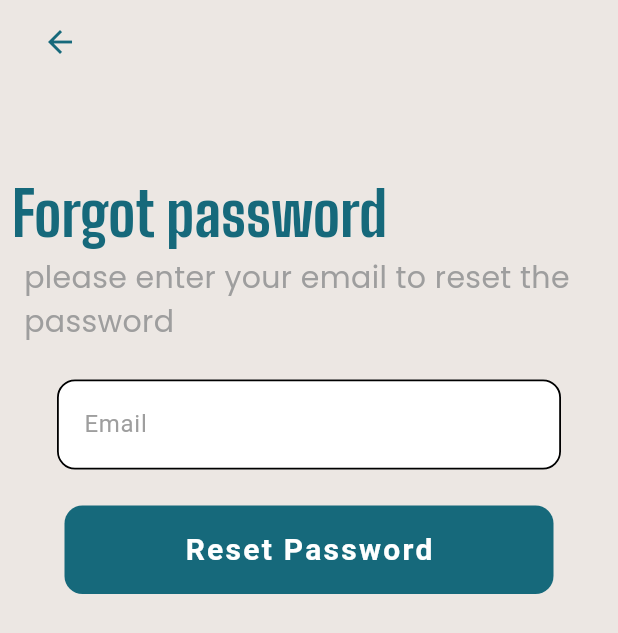
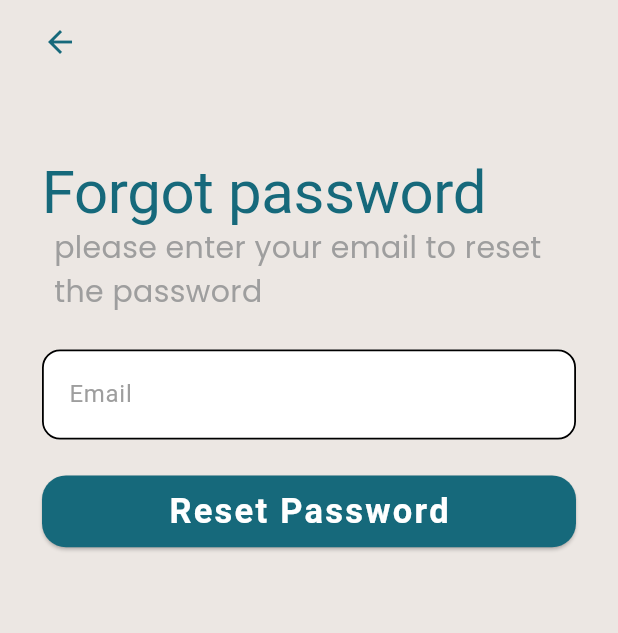
Before and after one commit to nhahub/NHA-229, a Flutter app: the ForgetPasswordEmailScreen screen opened directly, on a phone screen of 412 x 824 dp. Shown: the top 633 px of the screen. Run offline on Flutter 3.47's test engine with Material 3 defaults, Android fonts, the phone set to English and light mode, and no system bars; our stand-ins replace flutter_bloc, flutter_screenutil, flutter_svg, google_fonts, pinput.

Commit message:
Made modifications on custom button and field. And made code formating

```diff
--- a/lib/features/auth/forgot_password/screens/forget_password_email_screen.dart
+++ b/lib/features/auth/forgot_password/screens/forget_password_email_screen.dart
@@ -1,5 +1,5 @@
 import 'package:flutter/material.dart';
-import 'package:mostawak/features/auth/login/widgets/custom_textfield.dart';
+import '../../login/widgets/custom_textfield.dart';
 import '../../login/widgets/custom_button.dart';
 import 'otp_screen.dart';
 
@@ -25,22 +25,17 @@ class ForgetPasswordEmailScreen extends StatelessWidget {
       body: SafeArea(
         child: SingleChildScrollView(
           child: Padding(
-            padding: const EdgeInsets.all(8.0),
+            padding: const EdgeInsets.symmetric(horizontal: 28.0),
             child: Column(
               mainAxisAlignment: MainAxisAlignment.start,
               children: [
                 const SizedBox(height: 50),
-                const Align(
+                Align(
                   alignment: AlignmentDirectional.centerStart,
                   child: Text(
                     textAlign: TextAlign.start,
                     "Forgot password",
-                    style: TextStyle(
-                      color: Color(0xFF16697B),
-                      fontWeight: FontWeight.w400,
-                      fontSize: 40,
-                      fontFamily: "BigShoulders",
-                    ),
+                    style: Theme.of(context).textTheme.displayLarge,
                   ),
                 ),
                 const Padding(
@@ -59,6 +54,7 @@ class ForgetPasswordEmailScreen extends StatelessWidget {
                   key: _formKey,
                   child: CustomTextFormField(
                     controller: emailController,
+                    hPadding: false,
                     validator: (value) {
                       if (value == null || value.isEmpty) {
                         return 'Please enter your email';
@@ -74,6 +70,7 @@ class ForgetPasswordEmailScreen extends StatelessWidget {
                 const SizedBox(height: 24),
                 CustomButton(
                   text: "Reset Password",
+                  hPadding: false,
                   onPressed: () {
                     if (_formKey.currentState!.validate()) {
                       Navigator.push(
--- a/lib/features/auth/login/screens/login_screen.dart
+++ b/lib/features/auth/login/screens/login_screen.dart
@@ -1,7 +1,7 @@
 import 'package:flutter/material.dart';
 import 'package:flutter_screenutil/flutter_screenutil.dart';
-import 'package:mostawak/features/auth/login/widgets/orDivider.dart';
 
+import '../widgets/orDivider.dart';
 import '../widgets/google_button.dart';
 import 'signup_screen.dart';
 import '../components/header.dart';
@@ -83,7 +83,7 @@ class LoginScreen extends StatelessWidget {
                           );
                         },
                         child: const Text(
-                          "Forget Password?",
+                          "Forgot Password?",
                           style: TextStyle(
                             color: Color(0xffFFA62B),
                             fontSize: 16,
@@ -95,7 +95,7 @@ class LoginScreen extends StatelessWidget {
                     ),
                     const SizedBox(height: 20),
                     CustomButton(
-                      text: "LOGIN",
+                      text: "Login",
                       onPressed: () {
                         if (_formKey.currentState!.validate()) {
                           Navigator.push(
@@ -114,7 +114,7 @@ class LoginScreen extends StatelessWidget {
                       text: "Login with Google",
                       onPressed: () {},
                     ),
-
+                    SizedBox(height: 20.h),
                     RowStatements(
                       showCheckbox: false,
                       normalText: "Don't have an account? ",
--- a/lib/features/auth/login/screens/signup_screen.dart
+++ b/lib/features/auth/login/screens/signup_screen.dart
@@ -35,7 +35,10 @@ class SignupScreen extends StatelessWidget {
                 child: Column(
                   children: [
                     const HeaderStack(),
-                    CustomTextFormField(controller: name, hintText: "Full Name"),
+                    CustomTextFormField(
+                      controller: name,
+                      hintText: "Full Name",
+                    ),
                     SizedBox(height: 20.h),
                     CustomTextFormField(controller: email, hintText: "Email"),
                     SizedBox(height: 20.h),
@@ -69,7 +72,7 @@ class SignupScreen extends StatelessWidget {
                     ),
                     const SizedBox(height: 20),
                     CustomButton(
-                      text: "SIGN UP!",
+                      text: "Sign up !",
                       onPressed: () {
                         if (_formKey.currentState!.validate()) {
                         } else {}
--- a/lib/features/auth/login/widgets/custom_button.dart
+++ b/lib/features/auth/login/widgets/custom_button.dart
@@ -1,36 +1,36 @@
 import 'package:flutter/material.dart';
+import 'package:flutter_screenutil/flutter_screenutil.dart';
 
 class CustomButton extends StatelessWidget {
   final String text;
   final VoidCallback onPressed;
+  final bool hPadding;
 
   const CustomButton({
-    Key? key,
+    super.key,
     required this.text,
     required this.onPressed,
-  }) : super(key: key);
+    this.hPadding = true,
+  });
 
   @override
   Widget build(BuildContext context) {
     return Padding(
-      padding: const EdgeInsets.only(left: 35.0 , right: 35),
-      child: ElevatedButton(
-        onPressed: onPressed,
-        style: ElevatedButton.styleFrom(
-          backgroundColor: const Color(0xff16697B),
-          padding: const EdgeInsets.symmetric(horizontal: 50, vertical: 15),
-          shape: RoundedRectangleBorder(
-            borderRadius: BorderRadius.circular(12), // rounded edges
-          ),
-          elevation: 0, // flat look (no shadow)
-        ),
-        child: Text(
-          text,
-          style: const TextStyle(
-            fontSize: 20,
-            fontWeight: FontWeight.bold,
-            color: Colors.white,
-            letterSpacing: 1.5,
+      padding: EdgeInsets.symmetric(horizontal: hPadding ? 35 : 0),
+      child: SizedBox(
+        height: 49.h,
+        child: ElevatedButton(
+          onPressed: onPressed,
+          child: Text(
+            text,
+            style: Theme.of(context).textTheme.displayLarge?.copyWith(
+              fontSize: 23,
+              fontWeight: FontWeight.w700,
+              letterSpacing: 1.5,
+              color: Theme.of(
+                context,
+              ).elevatedButtonTheme.style?.foregroundColor?.resolve({}),
+            ),
           ),
         ),
       ),
--- a/lib/features/auth/login/widgets/custom_textfield.dart
+++ b/lib/features/auth/login/widgets/custom_textfield.dart
@@ -5,6 +5,7 @@ class CustomTextFormField extends StatefulWidget {
   final String? Function(String?)? validator;
   final String hintText;
   final bool showVisibilityButton;
+  final bool hPadding;
 
   const CustomTextFormField({
     super.key,
@@ -12,6 +13,7 @@ class CustomTextFormField extends StatefulWidget {
     this.validator,
     this.hintText = '',
     this.showVisibilityButton = false,
+    this.hPadding = true,
   });
 
   @override
@@ -24,11 +26,12 @@ class _CustomTextFormFieldState extends State<CustomTextFormField> {
   @override
   Widget build(BuildContext context) {
     return Padding(
-      padding: const EdgeInsets.only(left: 30, right: 30),
+      padding: EdgeInsets.symmetric(horizontal: widget.hPadding ? 30 : 0),
       child: TextFormField(
         controller: widget.controller,
         obscureText: widget.showVisibilityButton ? _obscureText : false,
-        validator: widget.validator ??
+        validator:
+            widget.validator ??
             (value) {
               if (value == null || value.trim().isEmpty) {
                 return 'This field cannot be empty';
@@ -40,30 +43,27 @@ class _CustomTextFormFieldState extends State<CustomTextFormField> {
           hintStyle: const TextStyle(color: Color(0xff9E9E9E)),
           filled: true,
           fillColor: Colors.white,
-          contentPadding:
-          const EdgeInsets.symmetric(vertical: 18, horizontal: 14),
+          contentPadding: const EdgeInsets.symmetric(
+            vertical: 18,
+            horizontal: 14,
+          ),
           enabledBorder: OutlineInputBorder(
             borderRadius: BorderRadius.circular(12),
-            borderSide: const BorderSide(
-              color: Colors.black,
-              width: 1.2,
-            ),
+            borderSide: const BorderSide(color: Colors.black, width: 1.2),
           ),
           focusedBorder: OutlineInputBorder(
             borderRadius: BorderRadius.circular(12),
-            borderSide: const BorderSide(
-              color: Colors.black,
-              width: 1.2,
+            borderSide: const BorderSide(color: Colors.black, width: 1.2),
           ),
-          ),
-          suffixIcon: widget.showVisibilityButton
+          suffixIcon:
+              widget.showVisibilityButton
                   ? IconButton(
                     icon: Icon(
                       _obscureText ? Icons.visibility_off : Icons.visibility,
                       color: Colors.black,
                     ),
-            onPressed: () =>
-                setState(() => _obscureText = !_obscureText),
+                    onPressed:
+                        () => setState(() => _obscureText = !_obscureText),
                   )
                   : null,
         ),
--- a/lib/features/auth/login/widgets/google_button.dart
+++ b/lib/features/auth/login/widgets/google_button.dart
@@ -19,12 +19,9 @@ class GoogleSignButton extends StatelessWidget {
         style: OutlinedButton.styleFrom(
           padding: EdgeInsets.symmetric(vertical: 14.h),
           shape: RoundedRectangleBorder(
-            borderRadius: BorderRadius.circular(12),
+            borderRadius: BorderRadius.circular(16),
           ),
-          side: const BorderSide(
-            color: Color(0xFF006D77),
-            width: 1.2,
-          ),
+          side: const BorderSide(color: Color(0xFF006D77), width: 1.2),
         ),
         onPressed: onPressed,
         icon: Image.asset(
--- a/lib/l10n/intl_en.arb
+++ b/lib/l10n/intl_en.arb
@@ -3,7 +3,7 @@
   "sentMessage1": "We sent a reset link to ",
   "sentMessage2": " enter 6 digit code that mentioned in the email",
   "verificationFailed": "Verification failed. Check the code and try again",
-  "verifyCode": "VERIFY CODE",
+  "verifyCode": "Verify Code",
   "gotEmail": "haven't got the email yet?",
   "resendEmail": "Resend email",
   "emailResent": "Email Resent",
--- a/lib/main.dart
+++ b/lib/main.dart
@@ -38,7 +38,7 @@ class MyApp extends StatelessWidget {
           supportedLocales: S.delegate.supportedLocales,
           locale: _language,
         );
-      }
+      },
     );
   }
 }
```
Also changed, not shown: lib/generated/intl/messages_en.dart, lib/generated/l10n.dart, pubspec.lock. Lines whose indentation alone changed are shown as unchanged.
